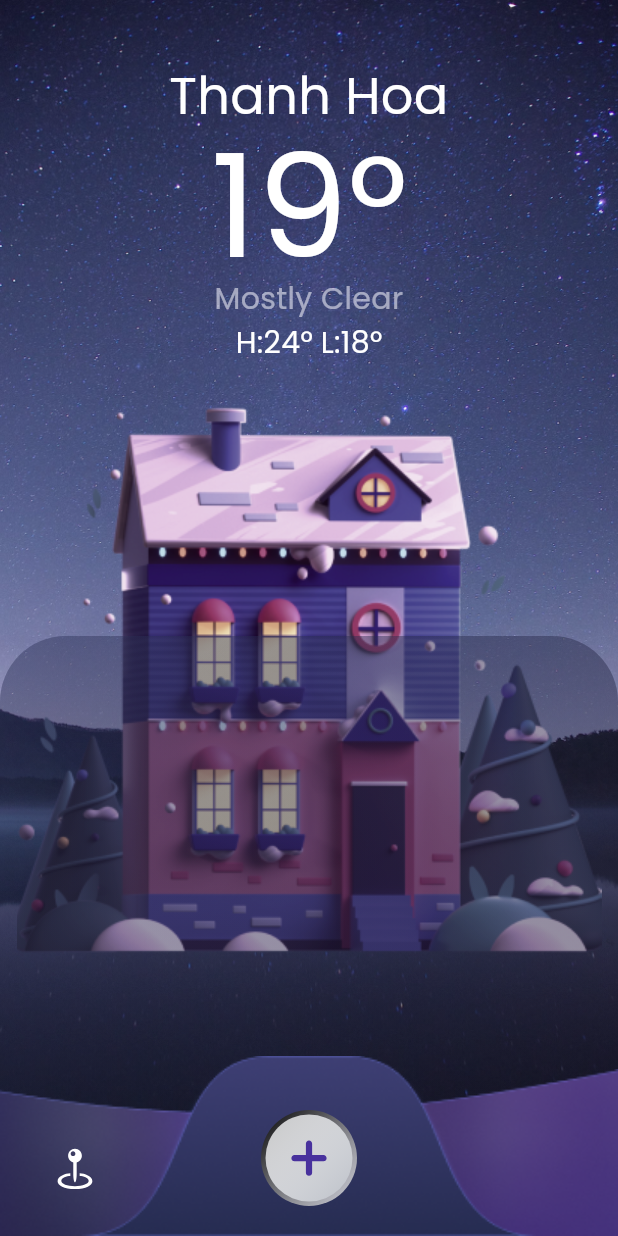
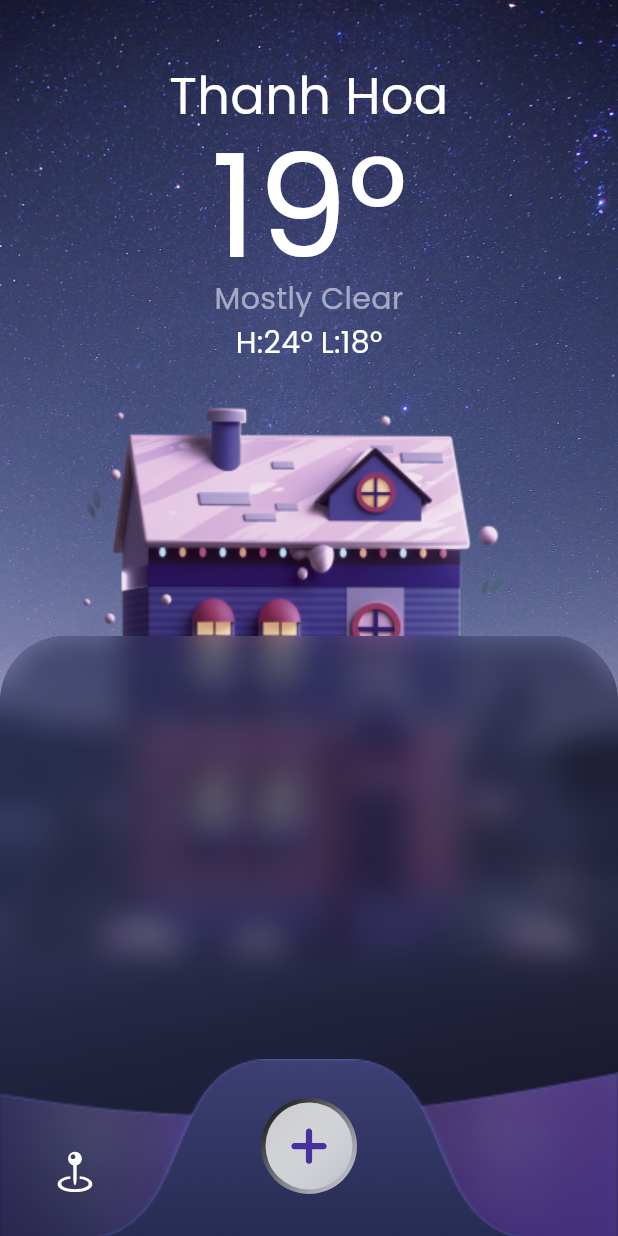
Before and after one commit to tailucanh/weather_app, a Flutter app: the screen it shows after launch, on a phone screen of 412 x 824 dp. Run offline on Flutter 3.47's test engine with Material 3 defaults, Android fonts, the phone set to English and light mode, and no system bars; our stand-ins replace flutter_bloc, flutter_svg, go_router, shared_preferences; generated files the repository leaves out were written again.

Commit message:
Update code home screen

```diff
--- a/lib/services/app_colors.dart
+++ b/lib/services/app_colors.dart
@@ -12,14 +12,14 @@ class AppColors{
   static const Color light_tertiary =  Color.fromRGBO(235, 235, 235, 0.3);
   static const Color light_quaternary=  Color.fromRGBO(235, 235, 235, 0.18);
 
+
   static const Color gradient_black = Color.fromRGBO(0, 0, 0, 1);
   static const Color gradient_white = Color.fromRGBO(255,255, 255, 0.76);
   static const Color gradient_grey = Color.fromRGBO(187,191, 199, 1);
   static const Color gradient_grey_174 = Color.fromRGBO(174, 174,174, 1);
-  static const Color gradient_blue_600 = Color.fromRGBO(46, 51,90, 0.26);
-  static const Color gradient_blue_800 = Color.fromRGBO(28, 27,51, 0.26);
-
-
+  static const Color gradient_blue_1 = Color.fromRGBO(46, 51,90, 0.7);
+  static const Color gradient_blue_2 = Color.fromRGBO(28, 27,51, 0.7);
+  static const Color color_border = Color.fromRGBO(117, 130,244, 0.5);
 
   static const Color color_plus = Color.fromRGBO(72,49, 157, 1);
 
--- a/lib/ui/home_screen.dart
+++ b/lib/ui/home_screen.dart
@@ -129,16 +129,17 @@ class _HomeScreenState extends State<HomeScreen> {
               height: positionedHeight,
               curve: Curves.easeInOut,
               duration:  const Duration(milliseconds: 300),
-              child: Container(
-                decoration: const BoxDecoration(
-                  borderRadius:  BorderRadius.only(
+              child: ClipRRect(
+                borderRadius: const BorderRadius.only(
                   topLeft: Radius.circular(44),
                   topRight: Radius.circular(44),
                 ),
+                child: Container(
+                  decoration: const BoxDecoration(
                     gradient: LinearGradient(
                       begin: Alignment.topLeft,
                       end: Alignment.bottomRight,
-                  colors: [AppColors.gradient_blue_600, AppColors.gradient_blue_800],
+                      colors: [AppColors.gradient_blue_1, AppColors.gradient_blue_2],
                     ),
                   ),
                   child: Container(
@@ -147,18 +148,20 @@ class _HomeScreenState extends State<HomeScreen> {
                         topLeft: Radius.circular(44),
                         topRight: Radius.circular(44),
                       ),
-                    gradient: LinearGradient(
-                      begin: Alignment.topLeft,
-                      end: Alignment.bottomRight,
-                      colors: [AppColors.gradient_blue_600, AppColors.gradient_blue_800],
+                    ),
+                    child: BackdropFilter(
+                      filter: ImageFilter.blur(sigmaX: 10.0, sigmaY: 10.0),
+                      child: const SizedBox(),
                     ),
                   ),
                 ),
               ),
+
+
             ),
             //Bottom navigator
             Positioned(
-                bottom: 0,
+                bottom: -2,
                 left: 0,
                 right: 0,
                 child: SizedBox(
@@ -167,10 +170,13 @@ class _HomeScreenState extends State<HomeScreen> {
                   child: Stack(
                     alignment: Alignment.bottomCenter,
                     children:[
-                      SizedBox(
+                      ClipRect(
+                        child: ImageFiltered(
+                          imageFilter: ImageFilter.blur(sigmaX: 0.5, sigmaY: 0.5),
                           child: Image.asset(AppAssets.icBottomBar,
                             fit: BoxFit.fitWidth,
                             width: AppHelpers.getSizeWithDevice(context),),
+                        ),
                       ),
                       SizedBox(
                         child: Image.asset(AppAssets.icSubtract,
@@ -182,7 +188,7 @@ class _HomeScreenState extends State<HomeScreen> {
 
                         },
                         child: Padding(
-                          padding: const EdgeInsets.only(bottom: 20),
+                          padding: const EdgeInsets.only(bottom: 30),
                           child: Stack(
                             alignment: Alignment.center,
                             children: [
```
Lines whose indentation alone changed are shown as unchanged.
